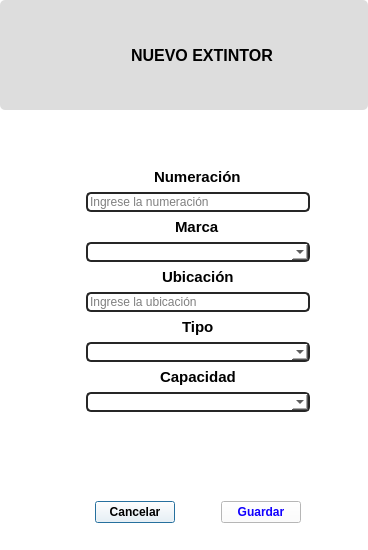
Above: resources/ui/extintor_form.ui from Julian2455/beatmat before the change. Below: the same form after it.
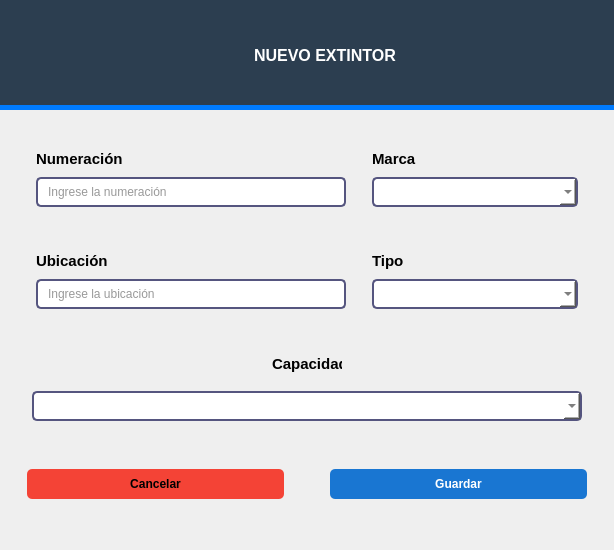
That is the form after the change. Icons and pictures are not drawn.

```diff
--- a/resources/ui/extintor_form.ui
+++ b/resources/ui/extintor_form.ui
@@ -6,7 +6,7 @@
    <rect>
     <x>0</x>
     <y>0</y>
-    <width>368</width>
+    <width>614</width>
     <height>550</height>
    </rect>
   </property>
@@ -14,7 +14,48 @@
    <string>Nuevo Extintor</string>
   </property>
   <property name="styleSheet">
-   <string notr="true">background-color: rgb(255, 255, 255);</string>
+   <string notr="true">QComboBox {
+     border: 2px solid rgb(85, 85, 127);
+     border-radius: 5px;
+     padding: 5px 8px;
+     color: #333;
+     background-color: #fff;
+   }
+QComboBox:focus {
+     border: 1px solid #0078d7;
+     background-color: #eef6ff;
+   }
+QLineEdit {
+     border: 2px solid rgb(85, 85, 127);
+     border-radius: 5px;
+     padding: 5px 8px;
+     color: #333;
+     background-color: #fff;
+   }
+   QLineEdit:focus {
+     border: 1px solid #0078d7;
+     background-color: #eef6ff;
+   }
+ QPushButton {
+     border: none;
+     padding: 8px 16px;
+     border-radius: 5px;
+     font-weight: bold;
+   }
+   QPushButton#cancelar_form {
+     background-color: #f44336;
+     color: white;
+   }
+   QPushButton#cancelar_form:hover {
+     background-color: #d32f2f;
+   }
+   QPushButton#guardar_extintor {
+     background-color: #1976d2;
+     color: white;
+   }
+   QPushButton#guardar_extintort:hover {
+     background-color: #0d47a1;
+   }</string>
   </property>
   <layout class="QVBoxLayout" name="verticalLayout" stretch="2,8">
    <property name="spacing">
@@ -35,9 +76,9 @@
    <item>
     <widget class="QWidget" name="widget" native="true">
      <property name="styleSheet">
-      <string notr="true">border: none;
-border-radius: 5px;
-background-color: rgb(221, 221, 221);
+      <string notr="true">background: #2C3E50;
+border-bottom: 6px solid #5F9EA0;
+border-bottom: 5px solid #007BFF;
 </string>
      </property>
      <layout class="QHBoxLayout" name="horizontalLayout">
@@ -105,7 +146,7 @@
         </property>
         <property name="styleSheet">
          <string notr="true">border:none;
-color:black;</string>
+color:rgb(255, 255, 255)</string>
         </property>
         <property name="text">
          <string>NUEVO EXTINTOR</string>
@@ -131,40 +172,29 @@
    <item>
     <widget class="QWidget" name="widget_2" native="true">
      <layout class="QHBoxLayout" name="horizontalLayout_2">
-      <item>
-       <spacer name="horizontalSpacer_3">
-        <property name="orientation">
-         <enum>Qt::Horizontal</enum>
-        </property>
-        <property name="sizeHint" stdset="0">
-         <size>
-          <width>40</width>
-          <height>20</height>
-         </size>
-        </property>
-       </spacer>
-      </item>
       <item>
        <widget class="QWidget" name="widget_3" native="true">
         <layout class="QVBoxLayout" name="verticalLayout_2">
          <item>
-          <spacer name="verticalSpacer_2">
-           <property name="orientation">
-            <enum>Qt::Vertical</enum>
-           </property>
-           <property name="sizeType">
-            <enum>QSizePolicy::Minimum</enum>
-           </property>
-           <property name="sizeHint" stdset="0">
+          <widget class="QWidget" name="widget_5" native="true">
+           <layout class="QHBoxLayout" name="horizontalLayout_4">
+            <item>
+             <widget class="QWidget" name="widget_6" native="true">
+              <property name="maximumSize">
             <size>
-             <width>20</width>
-             <height>40</height>
-            </size>
-           </property>
-          </spacer>
-         </item>
-         <item alignment="Qt::AlignHCenter">
+                <width>330</width>
+                <height>16777215</height>
+               </size>
+              </property>
+              <layout class="QVBoxLayout" name="verticalLayout_4">
+               <item>
           <widget class="QLabel" name="label_numeracion">
+                 <property name="maximumSize">
+                  <size>
+                   <width>300</width>
+                   <height>16777215</height>
+                  </size>
+                 </property>
            <property name="font">
             <font>
              <pointsize>11</pointsize>
@@ -181,18 +211,27 @@
          </item>
          <item>
           <widget class="QLineEdit" name="lineEdit_numeracion">
+                 <property name="maximumSize">
+                  <size>
+                   <width>310</width>
+                   <height>16777215</height>
+                  </size>
+                 </property>
            <property name="styleSheet">
-            <string notr="true">border: 2px solid rgb(38, 38, 38);
-border-radius: 5px;
-color:black;
-</string>
+                  <string notr="true"/>
            </property>
            <property name="placeholderText">
             <string>Ingrese la numeración</string>
            </property>
           </widget>
          </item>
-         <item alignment="Qt::AlignHCenter">
+              </layout>
+             </widget>
+            </item>
+            <item>
+             <widget class="QWidget" name="widget_8" native="true">
+              <layout class="QVBoxLayout" name="verticalLayout_3">
+               <item>
           <widget class="QLabel" name="label_marca">
            <property name="font">
             <font>
@@ -211,10 +250,7 @@
          <item>
           <widget class="QComboBox" name="comboBox_marca">
            <property name="styleSheet">
-            <string notr="true">border: 2px solid rgb(38, 38, 38);
-border-radius: 5px;
-color:black;
-</string>
+                  <string notr="true"/>
            </property>
            <property name="editable">
             <bool>true</bool>
@@ -224,8 +260,32 @@
            </property>
           </widget>
          </item>
-         <item alignment="Qt::AlignHCenter">
+              </layout>
+             </widget>
+            </item>
+           </layout>
+          </widget>
+         </item>
+         <item>
+          <widget class="QWidget" name="widget_7" native="true">
+           <layout class="QHBoxLayout" name="horizontalLayout_5">
+            <item>
+             <widget class="QWidget" name="widget_10" native="true">
+              <property name="maximumSize">
+               <size>
+                <width>330</width>
+                <height>16777215</height>
+               </size>
+              </property>
+              <layout class="QVBoxLayout" name="verticalLayout_6">
+               <item>
           <widget class="QLabel" name="label_ubicacion">
+                 <property name="maximumSize">
+                  <size>
+                   <width>300</width>
+                   <height>16777215</height>
+                  </size>
+                 </property>
            <property name="font">
             <font>
              <pointsize>11</pointsize>
@@ -242,23 +302,31 @@
          </item>
          <item>
           <widget class="QLineEdit" name="lineEdit_ubicacion">
+                 <property name="maximumSize">
+                  <size>
+                   <width>310</width>
+                   <height>16777215</height>
+                  </size>
+                 </property>
            <property name="styleSheet">
-            <string notr="true">border: 2px solid rgb(38, 38, 38);
-border-radius: 5px;
-color:black;
-</string>
+                  <string notr="true"/>
            </property>
            <property name="placeholderText">
             <string>Ingrese la ubicación</string>
            </property>
           </widget>
          </item>
-         <item alignment="Qt::AlignHCenter">
+              </layout>
+             </widget>
+            </item>
+            <item>
+             <widget class="QWidget" name="widget_11" native="true">
+              <layout class="QVBoxLayout" name="verticalLayout_5">
+               <item>
           <widget class="QLabel" name="label_tipo">
            <property name="font">
             <font>
              <pointsize>11</pointsize>
-
              <bold>true</bold>
             </font>
            </property>
@@ -273,10 +341,7 @@
          <item>
           <widget class="QComboBox" name="comboBox_tipo">
            <property name="styleSheet">
-            <string notr="true">border: 2px solid rgb(38, 38, 38);
-border-radius: 5px;
-color:black;
-</string>
+                  <string notr="true"/>
            </property>
            <property name="editable">
             <bool>true</bool>
@@ -286,8 +351,23 @@
            </property>
           </widget>
          </item>
+              </layout>
+             </widget>
+            </item>
+           </layout>
+          </widget>
+         </item>
+         <item>
+          <widget class="QWidget" name="widget_9" native="true">
+           <layout class="QVBoxLayout" name="verticalLayout_7">
          <item alignment="Qt::AlignHCenter">
           <widget class="QLabel" name="label_capacidad">
+              <property name="maximumSize">
+               <size>
+                <width>70</width>
+                <height>16777215</height>
+               </size>
+              </property>
            <property name="font">
             <font>
              <pointsize>11</pointsize>
@@ -302,12 +382,22 @@
            </property>
           </widget>
          </item>
-         <item>
+            <item alignment="Qt::AlignHCenter">
           <widget class="QComboBox" name="comboBox_capacidad">
+              <property name="minimumSize">
+               <size>
+                <width>550</width>
+                <height>0</height>
+               </size>
+              </property>
+              <property name="maximumSize">
+               <size>
+                <width>16777215</width>
+                <height>16777215</height>
+               </size>
+              </property>
            <property name="styleSheet">
-            <string notr="true">border: 2px solid rgb(38, 38, 38);
-border-radius: 5px;
-color:black;
+               <string notr="true">
 </string>
            </property>
            <property name="editable">
@@ -318,18 +408,8 @@
            </property>
           </widget>
          </item>
-         <item>
-          <spacer name="verticalSpacer">
-           <property name="orientation">
-            <enum>Qt::Vertical</enum>
-           </property>
-           <property name="sizeHint" stdset="0">
-            <size>
-             <width>20</width>
-             <height>40</height>
-            </size>
-           </property>
-          </spacer>
+           </layout>
+          </widget>
          </item>
          <item>
           <widget class="QWidget" name="widget_4" native="true">
@@ -350,10 +430,13 @@
              </widget>
             </item>
             <item>
-             <spacer name="horizontalSpacer_5">
+             <spacer name="horizontalSpacer_3">
               <property name="orientation">
                <enum>Qt::Horizontal</enum>
               </property>
+              <property name="sizeType">
+               <enum>QSizePolicy::Minimum</enum>
+              </property>
               <property name="sizeHint" stdset="0">
                <size>
                 <width>40</width>
@@ -370,7 +453,7 @@
                </font>
               </property>
               <property name="styleSheet">
-               <string notr="true">color: rgb(17, 0, 255)</string>
+               <string notr="true">color: rgb(255, 255, 255)</string>
               </property>
               <property name="text">
                <string>Guardar</string>
@@ -383,22 +466,6 @@
         </layout>
        </widget>
       </item>
-      <item>
-       <spacer name="horizontalSpacer_4">
-        <property name="orientation">
-         <enum>Qt::Horizontal</enum>
-        </property>
-        <property name="sizeType">
-         <enum>QSizePolicy::Preferred</enum>
-        </property>
-        <property name="sizeHint" stdset="0">
-         <size>
-          <width>40</width>
-          <height>20</height>
-         </size>
-        </property>
-       </spacer>
-      </item>
      </layout>
     </widget>
    </item>
```
Lines whose indentation alone changed are shown as unchanged.
